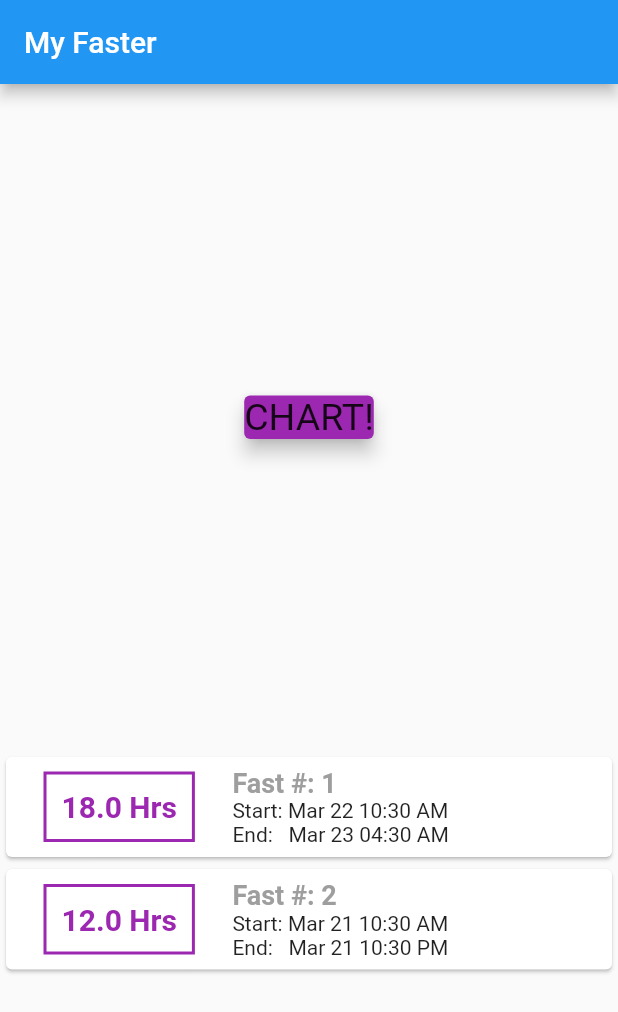
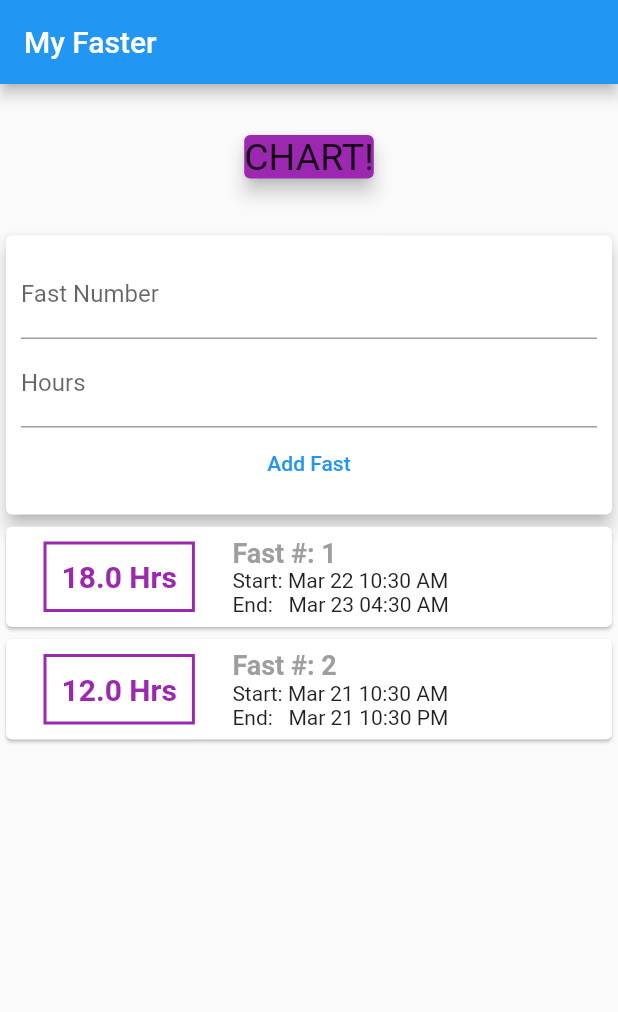
Before and after one commit to hlmichellemasters/flutter_fasting, a Flutter app: the screen it shows after launch, on a phone screen of 412 x 824 dp. Shown: the top 1012 px of the screen. Run offline on Flutter 3.47's test engine with Material 2 defaults, Android fonts, the phone set to English and light mode, and no system bars.

Commit message:
add controllers and input text fields

```diff
--- a/lib/main.dart
+++ b/lib/main.dart
@@ -20,7 +20,6 @@ class MyHomePage extends StatelessWidget {
   static var yesterday = now.subtract(const Duration(days: 1));
   static var yesterdayLater = yesterday.add(const Duration(hours: 12));
   static var later = now.add(const Duration(hours: 18));
-  // final formatter = new DateFormat('MM/dd/yyyy hh:mm');
   final List<Fast> fasts = [
     Fast(
       id: '1',
@@ -29,6 +28,10 @@ class MyHomePage extends StatelessWidget {
     ),
     Fast(id: '2', startDateTime: yesterday, endDateTime: yesterdayLater),
   ];
+  // static String idInput = '';
+  // static String hoursInput = '';
+  final idController = TextEditingController();
+  final hoursController = TextEditingController();
 
   @override
   Widget build(BuildContext context) {
@@ -37,7 +40,7 @@ class MyHomePage extends StatelessWidget {
         title: Text('My Faster'),
       ),
       body: Column(
-        mainAxisAlignment: MainAxisAlignment.spaceEvenly,
+        // mainAxisAlignment: MainAxisAlignment.spaceEvenly,
         children: <Widget>[
           Container(
             margin: EdgeInsets.all(10),
@@ -50,6 +53,31 @@ class MyHomePage extends StatelessWidget {
               elevation: 5,
             ),
           ),
+          Card(
+              elevation: 5,
+              child: Container(
+                  padding: EdgeInsets.all(10),
+                  child: Column(children: <Widget>[
+                    TextField(
+                      decoration: InputDecoration(labelText: 'Fast Number'),
+                      controller: idController,
+                      // onChanged: (value) {
+                      //   idInput = value;
+                      // },
+                    ),
+                    TextField(
+                      decoration: InputDecoration(labelText: 'Hours'),
+                      controller: hoursController,
+                      // onChanged: (value) {
+                      //   hoursInput = value;
+                      // },
+                    ),
+                    TextButton(
+                      child: Text('Add Fast'),
+                      onPressed: () => print(
+                          'submitted: ${idController.text} and ${hoursController.text}'),
+                    )
+                  ]))),
           Column(
             children: fasts.map((fast) {
               return Card(
```
